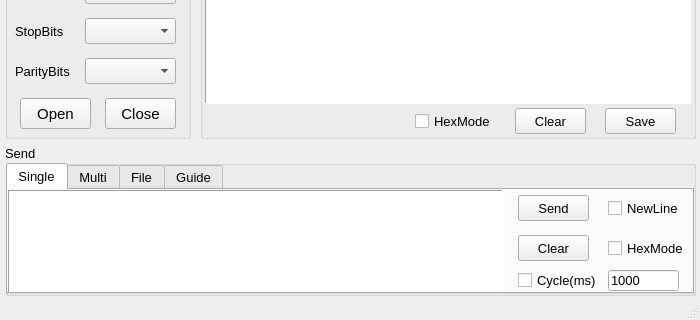
Old version of the form ui/mainwindow.ui in the repository kainan-tek/PyCom; both pictures show x 0 to 700 and y 190 to 510 of the 700 by 510 pixel window.
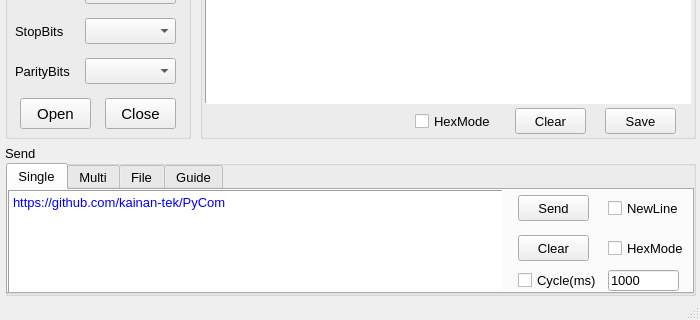
New version of the form.

Patch:
```diff
--- a/ui/mainwindow.ui
+++ b/ui/mainwindow.ui
@@ -323,6 +323,16 @@
        <property name="frameShadow">
         <enum>QFrame::Sunken</enum>
        </property>
+       <property name="html">
+        <string>&lt;!DOCTYPE HTML PUBLIC &quot;-//W3C//DTD HTML 4.0//EN&quot; &quot;http://www.w3.org/TR/REC-html40/strict.dtd&quot;&gt;
+&lt;html&gt;&lt;head&gt;&lt;meta name=&quot;qrichtext&quot; content=&quot;1&quot; /&gt;&lt;meta charset=&quot;utf-8&quot; /&gt;&lt;style type=&quot;text/css&quot;&gt;
+p, li { white-space: pre-wrap; }
+hr { height: 1px; border-width: 0; }
+li.unchecked::marker { content: &quot;\2610&quot;; }
+li.checked::marker { content: &quot;\2612&quot;; }
+&lt;/style&gt;&lt;/head&gt;&lt;body style=&quot; font-family:'Microsoft YaHei UI'; font-size:10pt; font-weight:400; font-style:normal;&quot;&gt;
+&lt;p style=&quot; margin-top:0px; margin-bottom:0px; margin-left:0px; margin-right:0px; -qt-block-indent:0; text-indent:0px;&quot;&gt;&lt;span style=&quot; color:#0000ff;&quot;&gt;https://github.com/kainan-tek/PyCom&lt;/span&gt;&lt;/p&gt;&lt;/body&gt;&lt;/html&gt;</string>
+       </property>
        <property name="acceptRichText">
         <bool>false</bool>
        </property>
```
